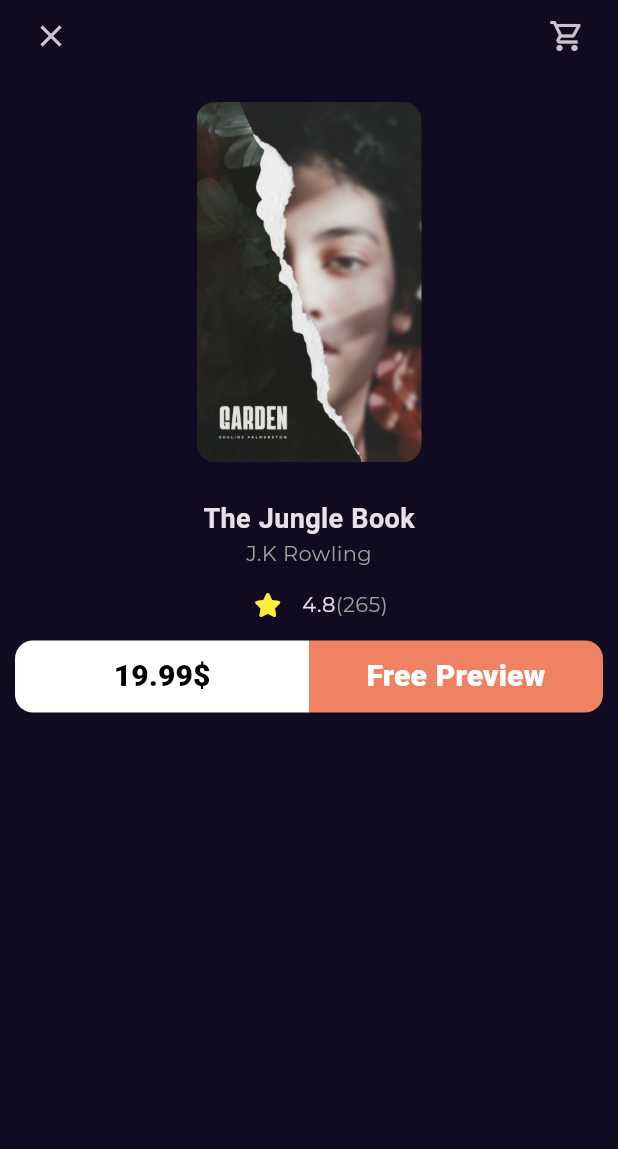
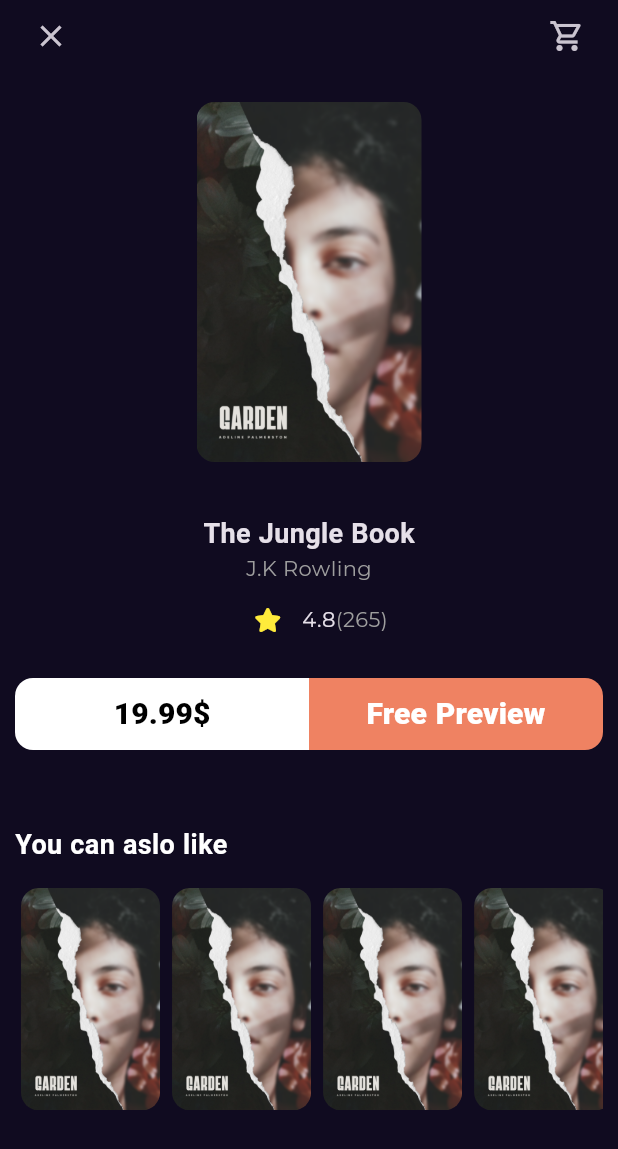
Before and after one commit to khaledelnagdy10/Bookly_app, a Flutter app: the BookDetialsView screen opened by its route, on a phone screen of 412 x 824 dp. Shown: the top 1149 px of the screen. Run offline on Flutter 3.47's test engine with Material 3 defaults, Android fonts, the phone set to English and light mode, and no system bars; our stand-ins replace font_awesome_flutter, go_router, google_fonts.

Commit message:
add custom scroll view

```diff
--- a/lib/features/home/presentation/views/widgets/book_details_body.dart
+++ b/lib/features/home/presentation/views/widgets/book_details_body.dart
@@ -2,7 +2,7 @@ import 'package:bookly_app/core/utils/styles.dart';
 import 'package:bookly_app/features/home/presentation/views/widgets/botton_action.dart';
 import 'package:bookly_app/features/home/presentation/views/widgets/cover_book_item.dart';
 import 'package:bookly_app/features/home/presentation/views/widgets/custom_book_details_app_bar.dart';
-import 'package:bookly_app/features/home/presentation/views/widgets/custom_button_price_book.dart';
+import 'package:bookly_app/features/home/presentation/views/widgets/list_view_inner_book_details.dart';
 import 'package:bookly_app/features/home/presentation/views/widgets/rating_book.dart';
 import 'package:flutter/material.dart';
 
@@ -11,7 +11,11 @@ class BookDetailsBody extends StatelessWidget {
 
   @override
   Widget build(BuildContext context) {
-    return SafeArea(
+    return CustomScrollView(
+      slivers: [
+        SliverFillRemaining(
+          hasScrollBody: false,
+          child: SafeArea(
             child: Padding(
               padding: const EdgeInsets.symmetric(horizontal: 10.0),
               child: Column(
@@ -25,7 +29,7 @@ class BookDetailsBody extends StatelessWidget {
                     child: CoverBookItem(),
                   ),
                   const SizedBox(
-              height: 25,
+                    height: 35,
                   ),
                   const Text(
                     'The Jungle Book',
@@ -38,10 +42,31 @@ class BookDetailsBody extends StatelessWidget {
                   const RatingBook(
                     mainAxisAlignment: MainAxisAlignment.center,
                   ),
-            const ButtonPriceAction()
+                  const SizedBox(
+                    height: 15,
+                  ),
+                  const ButtonPriceAction(),
+                  const SizedBox(
+                    height: 50,
+                  ),
+                  Row(
+                    children: [
+                      Text(
+                        'You can aslo like',
+                        style: Styles.textStyle18.copyWith(color: Colors.white),
+                      )
+                    ],
+                  ),
+                  const SizedBox(
+                    height: 16,
+                  ),
+                  const ListViewInnerBookDetails(),
                 ],
               ),
             ),
+          ),
+        )
+      ],
     );
   }
 }
--- /dev/null
+++ b/lib/features/home/presentation/views/widgets/list_view_inner_book_details.dart
@@ -0,0 +1,22 @@
+import 'package:bookly_app/features/home/presentation/views/widgets/cover_book_item.dart';
+import 'package:flutter/material.dart';
+
+class ListViewInnerBookDetails extends StatelessWidget {
+  const ListViewInnerBookDetails({super.key});
+
+  @override
+  Widget build(BuildContext context) {
+    return SizedBox(
+      height: MediaQuery.of(context).size.height * .18,
+      child: ListView.builder(
+          scrollDirection: Axis.horizontal,
+          itemCount: 10,
+          itemBuilder: (context, index) {
+            return const Padding(
+              padding: EdgeInsets.symmetric(horizontal: 4.0),
+              child: CoverBookItem(),
+            );
+          }),
+    );
+  }
+}
```
Lines whose indentation alone changed are shown as unchanged.
